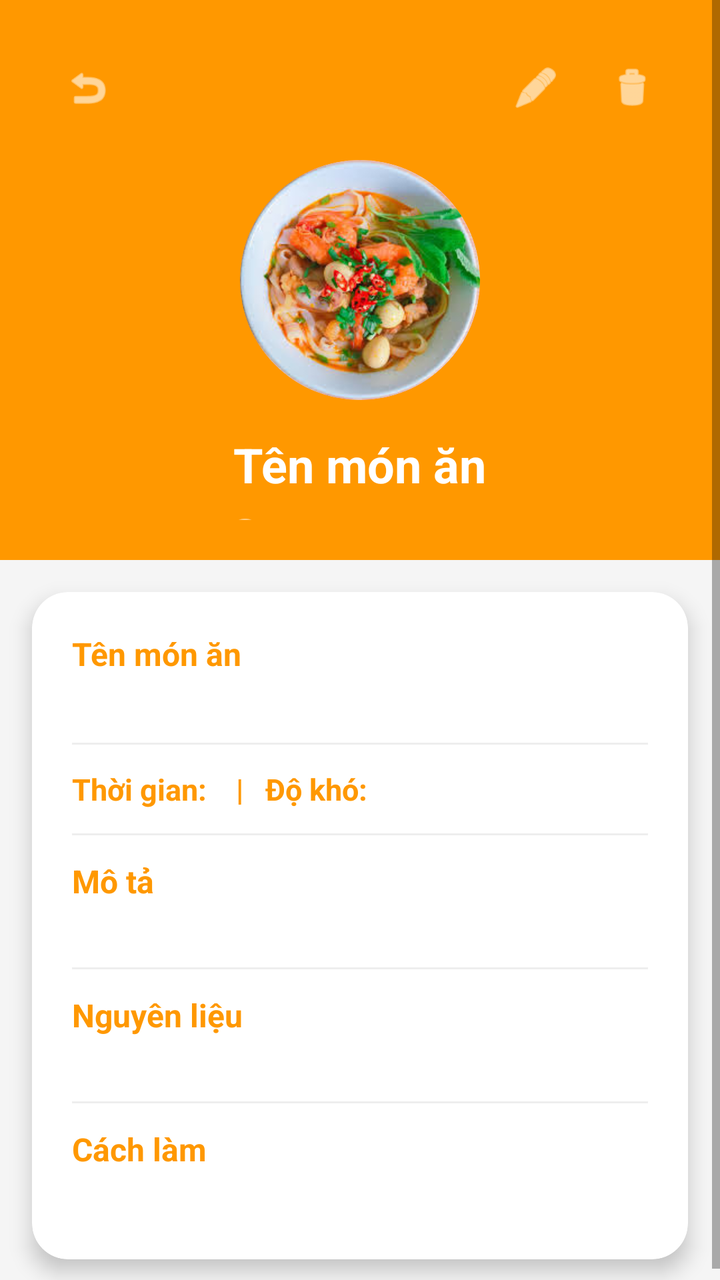
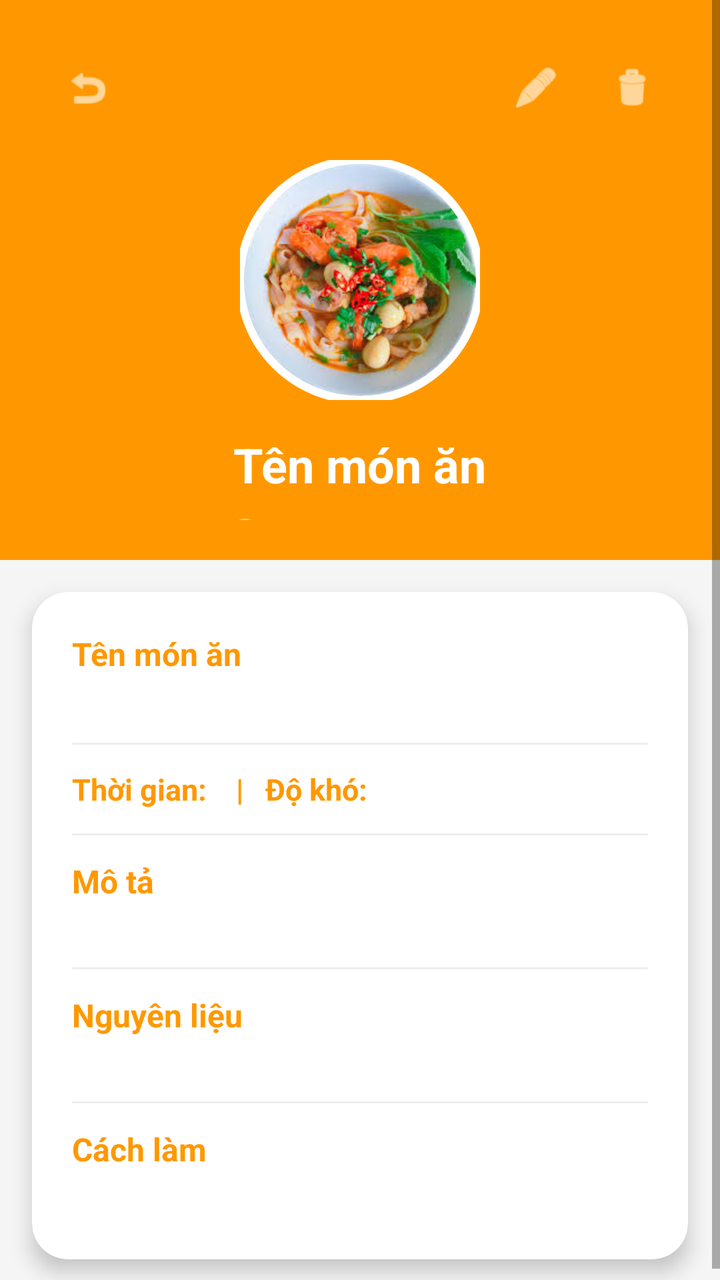

Screens rendered from an Android XML layout before and after an edit, with the pre-edit source and the edit as a unified diff.
<!-- AndroidManifest.xml: application theme Theme.CookEasy_LHD_113_T7 -->
<!-- res/layout/man_hinh_chi_tiet_mon_an.xml -->
<?xml version="1.0" encoding="utf-8"?>
<ScrollView xmlns:android="http://schemas.android.com/apk/res/android"
    xmlns:app="http://schemas.android.com/apk/res-auto"
    android:layout_width="match_parent"
    android:layout_height="match_parent"
    android:fillViewport="true"
    android:background="#F5F5F5">

    <RelativeLayout
        android:layout_width="match_parent"
        android:layout_height="wrap_content">

        
        <RelativeLayout
            android:id="@+id/header"
            android:layout_width="match_parent"
            android:layout_height="280dp"
            android:background="#FF9800"
            android:padding="20dp">

            <ImageView
                android:id="@+id/btnBack"
                android:layout_width="48dp"
                android:layout_height="48dp"
                android:src="@android:drawable/ic_menu_revert"
                app:tint="#FFFFFF"
                android:padding="12dp"
                android:clickable="true"
                android:focusable="true"
                android:contentDescription="Quay lại" />

            <ImageView
                android:id="@+id/btnEdit"
                android:layout_width="48dp"
                android:layout_height="48dp"
                android:layout_alignParentEnd="true"
                android:layout_marginEnd="48dp"
                android:src="@android:drawable/ic_menu_edit"
                app:tint="#FFFFFF"
                android:padding="12dp"
                android:clickable="true"
                android:focusable="true"
                android:contentDescription="Chỉnh sửa" />

            <ImageView
                android:id="@+id/btnDelete"
                android:layout_width="48dp"
                android:layout_height="48dp"
                android:layout_alignParentEnd="true"
                android:src="@android:drawable/ic_menu_delete"
                app:tint="#FFFFFF"
                android:padding="12dp"
                android:clickable="true"
                android:focusable="true"
                android:contentDescription="Xóa" />

            <ImageView
                android:id="@+id/ivDishImage"
                android:layout_width="120dp"
                android:layout_height="120dp"
                android:layout_centerInParent="true"
                android:src="@drawable/img_mon_an"
                android:background="@drawable/circle_white_bg"
                android:scaleType="centerCrop"
                android:clipToOutline="true"
                android:contentDescription="Hình món ăn" />

            <TextView
                android:id="@+id/tvDishName"
                android:layout_width="wrap_content"
                android:layout_height="wrap_content"
                android:layout_below="@id/ivDishImage"
                android:layout_centerHorizontal="true"
                android:layout_marginTop="16dp"
                android:text="Tên món ăn"
                android:textColor="#FFFFFF"
                android:textSize="24sp"
                android:textStyle="bold" />

            <LinearLayout
                android:layout_width="wrap_content"
                android:layout_height="wrap_content"
                android:layout_below="@id/tvDishName"
                android:layout_centerHorizontal="true"
                android:layout_marginTop="8dp"
                android:orientation="horizontal">

                <ImageView
                    android:layout_width="20dp"
                    android:layout_height="20dp"
                    android:src="@android:drawable/ic_menu_recent_history"
                    app:tint="#FFFFFF"
                    android:contentDescription="Thời gian" />

                <TextView
                    android:id="@+id/tvCookTime"
                    android:layout_width="wrap_content"
                    android:layout_height="wrap_content"
                    android:layout_marginStart="8dp"
                    android:text="30 phút"
                    android:textColor="#FFFFFF"
                    android:textSize="14sp" />

                <TextView
                    android:id="@+id/tvDoKho"
                    android:layout_width="wrap_content"
                    android:layout_height="wrap_content"
                    android:layout_marginStart="16dp"
                    android:text="Độ khó"
                    android:textColor="#FFFFFF"
                    android:textSize="14sp" />
            </LinearLayout>
        </RelativeLayout>

        
        <androidx.cardview.widget.CardView
            android:layout_width="match_parent"
            android:layout_height="wrap_content"
            android:layout_below="@id/header"
            android:layout_margin="16dp"
            app:cardCornerRadius="18dp"
            app:cardElevation="6dp"
            android:background="@android:color/white">

            <LinearLayout
                android:layout_width="match_parent"
                android:layout_height="wrap_content"
                android:orientation="vertical"
                android:padding="20dp">

                
                <TextView
                    android:layout_width="wrap_content"
                    android:layout_height="wrap_content"
                    android:text="Tên món ăn"
                    android:textColor="#FF9800"
                    android:textSize="16sp"
                    android:textStyle="bold" />
                <TextView
                    android:id="@+id/tvDishNameDetail"
                    android:layout_width="match_parent"
                    android:layout_height="wrap_content"
                    android:textColor="#333333"
                    android:textSize="16sp"
                    android:layout_marginBottom="12dp"
                    android:textStyle="bold" />

                <View
                    android:layout_width="match_parent"
                    android:layout_height="1dp"
                    android:background="#EEEEEE"
                    android:layout_marginBottom="12dp" />

                
                <LinearLayout
                    android:layout_width="match_parent"
                    android:layout_height="wrap_content"
                    android:orientation="horizontal"
                    android:layout_marginBottom="12dp">
                    <TextView
                        android:layout_width="wrap_content"
                        android:layout_height="wrap_content"
                        android:text="Thời gian: "
                        android:textColor="#FF9800"
                        android:textSize="15sp"
                        android:textStyle="bold" />
                    <TextView
                        android:id="@+id/tvCookTimeDetail"
                        android:layout_width="wrap_content"
                        android:layout_height="wrap_content"
                        android:textColor="#333333"
                        android:textSize="15sp" />
                    <TextView
                        android:layout_width="wrap_content"
                        android:layout_height="wrap_content"
                        android:text="   |   Độ khó: "
                        android:textColor="#FF9800"
                        android:textSize="15sp"
                        android:textStyle="bold" />
                    <TextView
                        android:id="@+id/tvDoKhoDetail"
                        android:layout_width="wrap_content"
                        android:layout_height="wrap_content"
                        android:textColor="#333333"
                        android:textSize="15sp" />
                </LinearLayout>

                <View
                    android:layout_width="match_parent"
                    android:layout_height="1dp"
                    android:background="#EEEEEE"
                    android:layout_marginBottom="12dp" />

                
                <TextView
                    android:layout_width="wrap_content"
                    android:layout_height="wrap_content"
                    android:text="Mô tả"
                    android:textColor="#FF9800"
                    android:textSize="16sp"
                    android:textStyle="bold" />
                <TextView
                    android:id="@+id/tvDescription"
                    android:layout_width="match_parent"
                    android:layout_height="wrap_content"
                    android:textColor="#333333"
                    android:textSize="15sp"
                    android:layout_marginBottom="12dp" />

                <View
                    android:layout_width="match_parent"
                    android:layout_height="1dp"
                    android:background="#EEEEEE"
                    android:layout_marginBottom="12dp" />

                
                <TextView
                    android:layout_width="wrap_content"
                    android:layout_height="wrap_content"
                    android:text="Nguyên liệu"
                    android:textColor="#FF9800"
                    android:textSize="16sp"
                    android:textStyle="bold" />
                <TextView
                    android:id="@+id/tvIngredients"
                    android:layout_width="match_parent"
                    android:layout_height="wrap_content"
                    android:textColor="#333333"
                    android:textSize="15sp"
                    android:layout_marginBottom="12dp" />

                <View
                    android:layout_width="match_parent"
                    android:layout_height="1dp"
                    android:background="#EEEEEE"
                    android:layout_marginBottom="12dp" />

                
                <TextView
                    android:layout_width="wrap_content"
                    android:layout_height="wrap_content"
                    android:text="Cách làm"
                    android:textColor="#FF9800"
                    android:textSize="16sp"
                    android:textStyle="bold" />
                <TextView
                    android:id="@+id/tvInstructions"
                    android:layout_width="match_parent"
                    android:layout_height="wrap_content"
                    android:textColor="#333333"
                    android:textSize="15sp"
                    android:layout_marginBottom="4dp" />
            </LinearLayout>
        </androidx.cardview.widget.CardView>
    </RelativeLayout>
</ScrollView>
<!-- resources referenced by this layout -->
<resources>
  <!-- drawable circle_white_bg (drawable) -->
  <?xml version="1.0" encoding="utf-8"?>
  <shape xmlns:android="http://schemas.android.com/apk/res/android"
      android:shape="oval">
      <solid android:color="#FFFFFF" />
  </shape>
  <!-- drawable img_mon_an: png bitmap (drawable, 102589 bytes) -->
  <style name="Theme.CookEasy_LHD_113_T7" parent="Theme.MaterialComponents.DayNight.NoActionBar">
          
          <item name="colorPrimary">@color/purple_500</item>
          <item name="colorPrimaryVariant">@color/purple_700</item>
          <item name="colorOnPrimary">@color/white</item>
          
      </style>
  <color name="purple_500">#FF6200EE</color>
  <color name="purple_700">#FF3700B3</color>
  <color name="white">#FFFFFFFF</color>
</resources>

<!-- the commit's change to res/layout/man_hinh_chi_tiet_mon_an.xml (unified diff, before → after) -->
@@ -54,15 +54,16 @@
                 android:focusable="true"
                 android:contentDescription="Xóa" />
 
-            <ImageView
+            <com.google.android.material.imageview.ShapeableImageView
                 android:id="@+id/ivDishImage"
                 android:layout_width="120dp"
                 android:layout_height="120dp"
                 android:layout_centerInParent="true"
                 android:src="@drawable/img_mon_an"
-                android:background="@drawable/circle_white_bg"
                 android:scaleType="centerCrop"
-                android:clipToOutline="true"
+                app:shapeAppearanceOverlay="@style/CircleAppearance"
+                app:strokeWidth="4dp"
+                app:strokeColor="@color/white"
                 android:contentDescription="Hình món ăn" />
 
             <TextView
<!-- resource entries referenced after the edit -->
@@ -1,12 +1,10 @@
 <!-- resources referenced by this layout -->
 <resources>
-  <!-- drawable circle_white_bg (drawable) -->
-  <?xml version="1.0" encoding="utf-8"?>
-  <shape xmlns:android="http://schemas.android.com/apk/res/android"
-      android:shape="oval">
-      <solid android:color="#FFFFFF" />
-  </shape>
   <!-- drawable img_mon_an: png bitmap (drawable, 102589 bytes) -->
+  <style name="CircleAppearance">
+          <item name="cornerFamily">rounded</item>
+          <item name="cornerSize">50%</item>
+      </style>
   <style name="Theme.CookEasy_LHD_113_T7" parent="Theme.MaterialComponents.DayNight.NoActionBar">
           
           <item name="colorPrimary">@color/purple_500</item>
